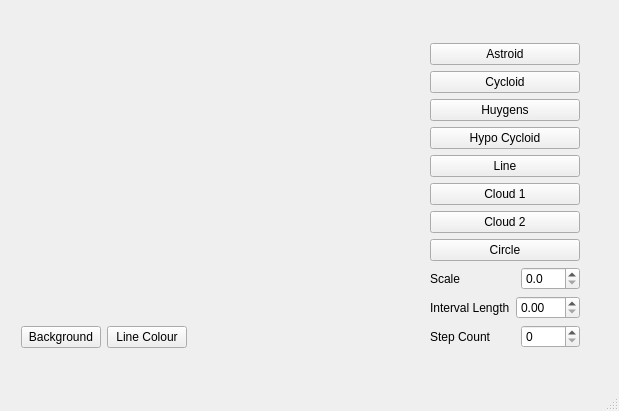
First picture: the form in mainwindow.ui, repository rak10/Qt-Curves, before the edit.
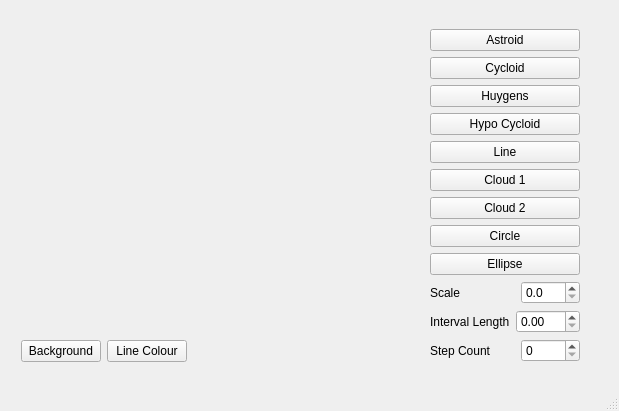
Second picture: the form after the edit. Custom widgets are drawn as their Qt base class.

Commit message: 18. Added a new shape (Ellipse)

The edit to the form file:
```diff
--- a/mainwindow.ui
+++ b/mainwindow.ui
@@ -120,6 +120,13 @@
          </property>
         </widget>
        </item>
+       <item>
+        <widget class="QPushButton" name="btnEllipse">
+         <property name="text">
+          <string>Ellipse</string>
+         </property>
+        </widget>
+       </item>
        <item>
         <layout class="QHBoxLayout" name="horizontalLayout">
          <item>
```
The commit also changes 5 other files.
